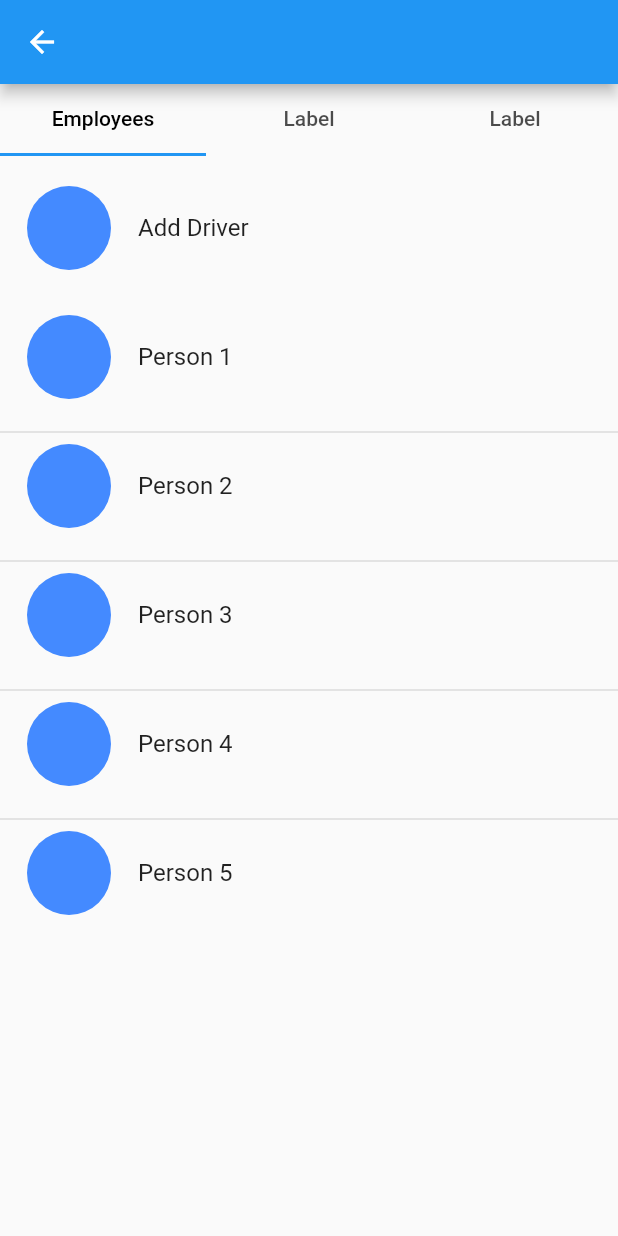
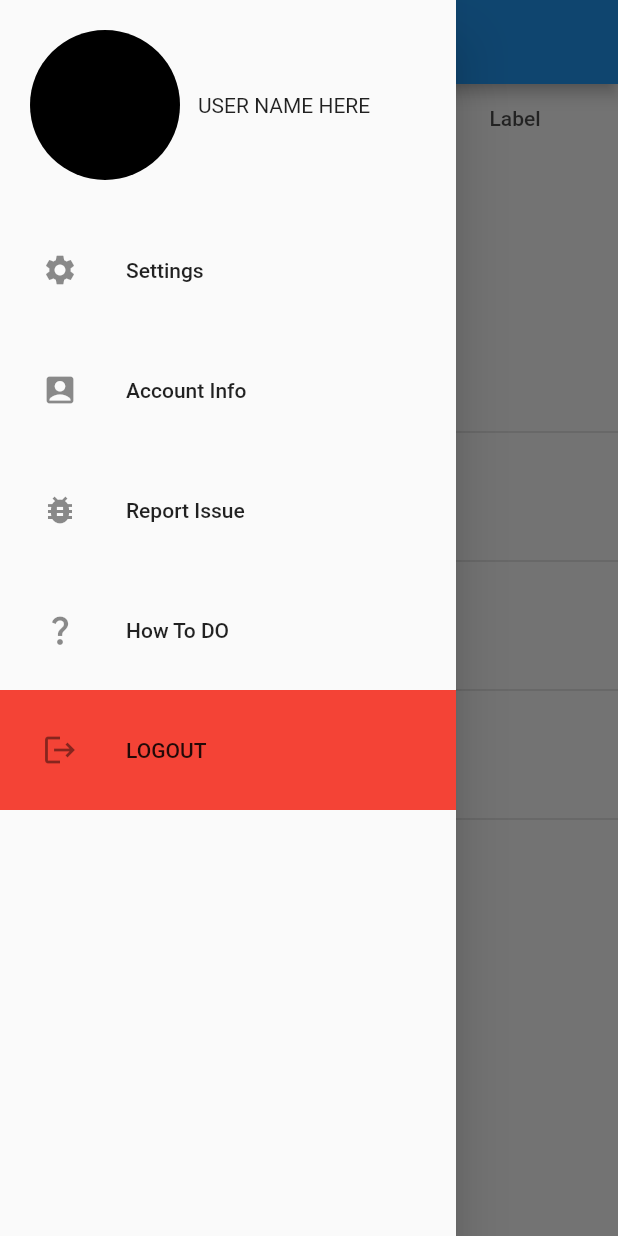
Before and after one commit to Ramsay99/Flutter_FinalApp, a Flutter app: the EmployeesScreen screen opened directly, with the side drawer open (before the commit the screen has no drawer), on a phone screen of 412 x 824 dp. Run offline on Flutter 3.47's test engine with Material 2 defaults, Android fonts, the phone set to English and light mode, and no system bars.

Commit message:
add: Drawer

```diff
--- a/finalapp/lib/Screens/employees_screen.dart
+++ b/finalapp/lib/Screens/employees_screen.dart
@@ -1,4 +1,5 @@
 import 'package:flutter/material.dart';
+import 'package:finalapp/Widgets/widgets_barrel.dart';
 
 class EmployeesScreen extends StatefulWidget {
   const EmployeesScreen({super.key});
@@ -14,8 +15,9 @@ class _EState extends State<EmployeesScreen> {
       length: 3,
       child: Scaffold(
         appBar: AppBar(),
+        drawer: Drawer(child: DefaultDrawer()),
         body: Column(children: [
-          TabBar(
+          const TabBar(
               labelColor: Colors.black,
               labelStyle: TextStyle(color: Colors.black),
               tabs: [
@@ -36,8 +38,8 @@ class _EState extends State<EmployeesScreen> {
                   child: Column(
                 children: [
                   Container(
-                    padding: EdgeInsets.only(top: 20, bottom: 30),
-                    child: ListTile(
+                    padding: const EdgeInsets.only(top: 20, bottom: 30),
+                    child: const ListTile(
                       leading: CircleAvatar(
                           radius: 30, backgroundColor: Colors.blueAccent),
                       title: Text('Add Driver '),
@@ -50,7 +52,7 @@ class _EState extends State<EmployeesScreen> {
                           return Container(
                             height: 70,
                             child: ListTile(
-                              leading: CircleAvatar(
+                              leading: const CircleAvatar(
                                   radius: 30,
                                   backgroundColor: Colors.blueAccent),
                               title: Text('Person ${index + 1} '),
@@ -58,17 +60,17 @@ class _EState extends State<EmployeesScreen> {
                           );
                         },
                         separatorBuilder: (BuildContext context, int index) =>
-                            Divider(
+                            const Divider(
                               thickness: 1,
                             )),
                   ),
                 ],
               )),
               Container(
-                child: Column(children: [Text("data")]),
+                child: Column(children: [const Text("data")]),
               ),
               Container(
-                child: Column(children: [Text("data")]),
+                child: Column(children: [const Text("data")]),
               )
             ]),
           )
--- /dev/null
+++ b/finalapp/lib/Widgets/default_drawer.dart
@@ -0,0 +1,71 @@
+import 'package:flutter/material.dart';
+
+class DefaultDrawer extends StatefulWidget {
+  const DefaultDrawer({super.key});
+
+  @override
+  State<DefaultDrawer> createState() => _DefaultDrawerState();
+}
+
+class _DefaultDrawerState extends State<DefaultDrawer> {
+  @override
+  Widget build(BuildContext context) {
+    return Column(
+      crossAxisAlignment: CrossAxisAlignment.start,
+      children: [
+        Container(
+          padding: EdgeInsets.all(20),
+          child: Row(
+            children: [
+              CircleAvatar(
+                backgroundColor: Colors.black,
+                radius: 50,
+              ),
+              SizedBox(
+                width: 12,
+              ),
+              Text("USER NAME HERE ")
+            ],
+          ),
+        ),
+        // TODO CLEANER CODE
+        Container(
+          padding: EdgeInsets.all(12),
+          child: ListTile(
+            leading: Icon(Icons.settings),
+            title: Text('Settings'),
+          ),
+        ),
+        Container(
+          padding: EdgeInsets.all(12),
+          child: ListTile(
+            leading: Icon(Icons.account_box),
+            title: Text('Account Info'),
+          ),
+        ),
+        Container(
+          padding: EdgeInsets.all(12),
+          child: ListTile(
+            leading: Icon(Icons.bug_report),
+            title: Text('Report Issue'),
+          ),
+        ),
+        Container(
+          padding: EdgeInsets.all(12),
+          child: ListTile(
+            leading: Icon(Icons.question_mark),
+            title: Text('How To DO'),
+          ),
+        ),
+        Container(
+          color: Colors.red,
+          padding: EdgeInsets.all(12),
+          child: ListTile(
+            leading: Icon(Icons.logout),
+            title: Text('LOGOUT'),
+          ),
+        ),
+      ],
+    );
+  }
+}
--- a/finalapp/lib/Widgets/widgets_barrel.dart
+++ b/finalapp/lib/Widgets/widgets_barrel.dart
@@ -1,3 +1,4 @@
 export 'package:finalapp/Widgets/default_text_field.dart';
 export 'package:finalapp/Widgets/default_button.dart';
 export 'package:finalapp/Widgets/default_chip_buttons.dart';
+export 'package:finalapp/Widgets/default_drawer.dart';
--- a/finalapp/lib/main.dart
+++ b/finalapp/lib/main.dart
@@ -14,6 +14,6 @@ class MyApp extends StatelessWidget {
 
   @override
   Widget build(BuildContext context) {
-    return LoginScreen();
+    return EmployeesScreen();
   }
 }
```
